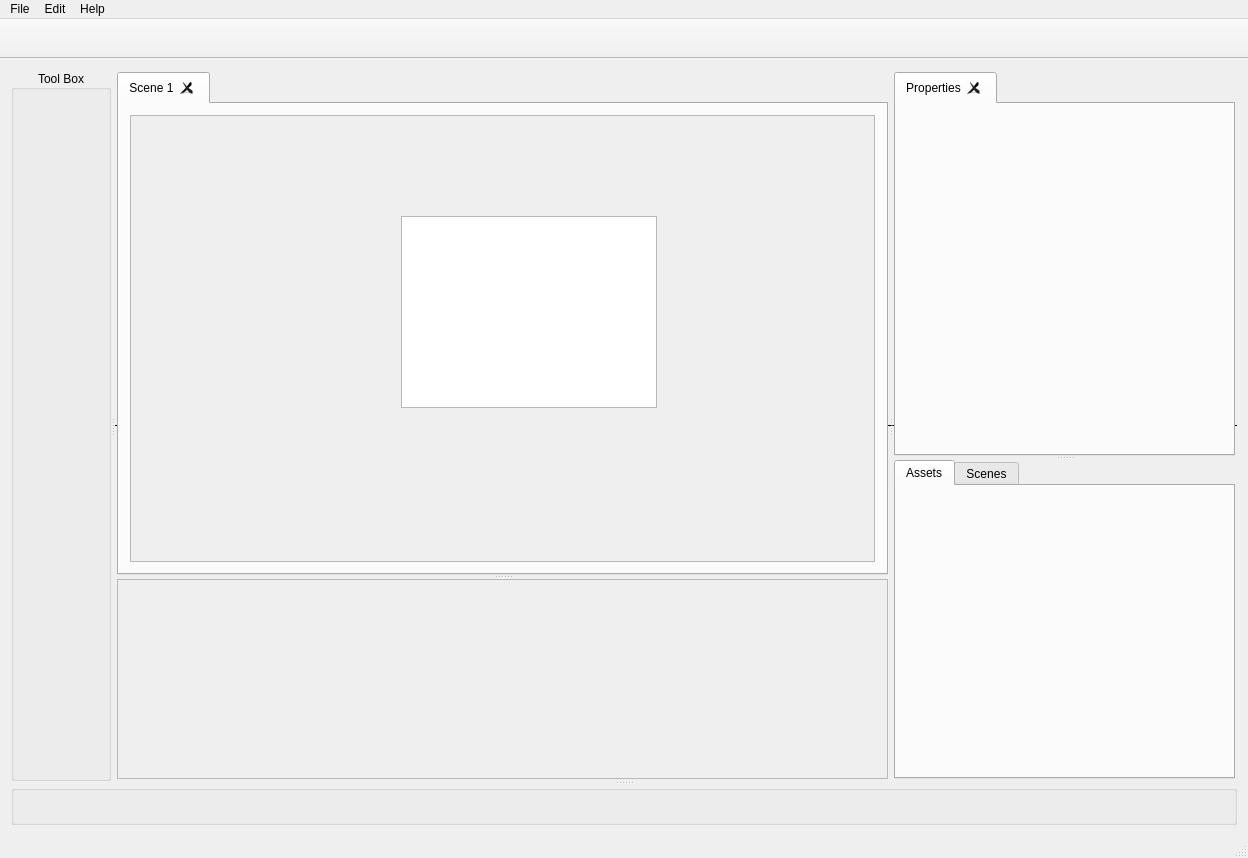
Qt form Animic/animic.ui (MervynArt96/AnimicCreator) before a commit.
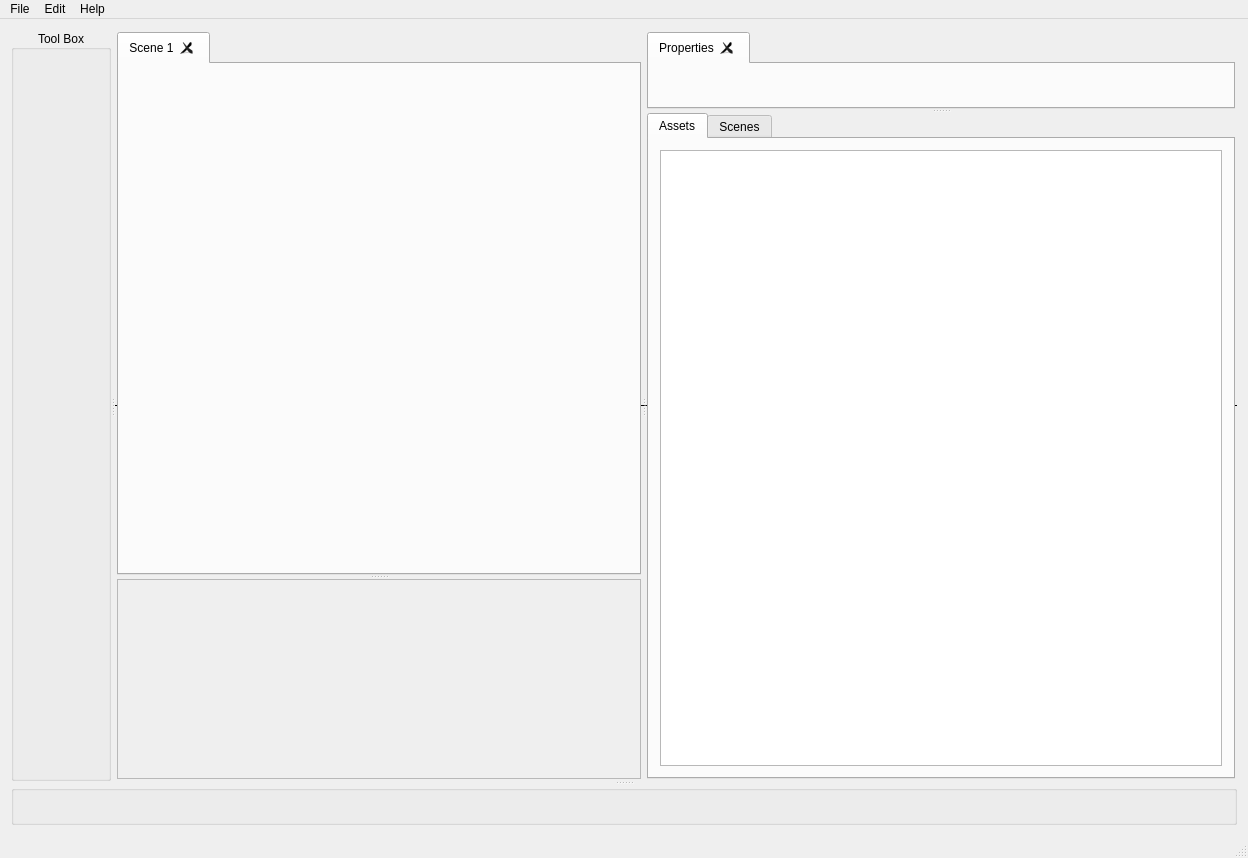
The same form after that commit. The open tabs and pages were chosen to show the change.

Commit message: Categorized classes, removed unecessary classes, connected new project dialog, started with asset handling.

What changed in the file:
```diff
--- a/Animic/animic.ui
+++ b/Animic/animic.ui
@@ -120,59 +120,7 @@
            <attribute name="title">
             <string>Scene 1</string>
            </attribute>
-           <layout class="QVBoxLayout" name="verticalLayout">
-            <item>
-             <widget class="QScrollArea" name="scrollArea_2">
-              <property name="sizePolicy">
-               <sizepolicy hsizetype="Expanding" vsizetype="Expanding">
-                <horstretch>0</horstretch>
-                <verstretch>0</verstretch>
-               </sizepolicy>
-              </property>
-              <property name="minimumSize">
-               <size>
-                <width>0</width>
-                <height>300</height>
-               </size>
-              </property>
-              <property name="widgetResizable">
-               <bool>true</bool>
-              </property>
-              <widget class="QWidget" name="scrollAreaWidgetContents_2">
-               <property name="geometry">
-                <rect>
-                 <x>0</x>
-                 <y>0</y>
-                 <width>760</width>
-                 <height>432</height>
-                </rect>
-               </property>
-               <property name="sizePolicy">
-                <sizepolicy hsizetype="Expanding" vsizetype="Expanding">
-                 <horstretch>0</horstretch>
-                 <verstretch>0</verstretch>
-                </sizepolicy>
-               </property>
-               <property name="acceptDrops">
-                <bool>true</bool>
-               </property>
-               <widget class="QGraphicsView" name="graphicsView">
-                <property name="geometry">
-                 <rect>
-                  <x>270</x>
-                  <y>100</y>
-                  <width>256</width>
-                  <height>192</height>
-                 </rect>
-                </property>
-                <property name="dragMode">
-                 <enum>QGraphicsView::ScrollHandDrag</enum>
-                </property>
-               </widget>
-              </widget>
-             </widget>
-            </item>
-           </layout>
+           <layout class="QVBoxLayout" name="verticalLayout"/>
           </widget>
          </widget>
          <widget class="QScrollArea" name="Timeline">
@@ -190,7 +138,7 @@
             <rect>
              <x>0</x>
              <y>0</y>
-             <width>788</width>
+             <width>761</width>
              <height>198</height>
             </rect>
            </property>
@@ -258,6 +206,24 @@
            <attribute name="title">
             <string>Assets</string>
            </attribute>
+           <layout class="QVBoxLayout" name="verticalLayout_3">
+            <item>
+             <widget class="QTreeView" name="AssetTreeView">
+              <property name="sizePolicy">
+               <sizepolicy hsizetype="Minimum" vsizetype="Minimum">
+                <horstretch>0</horstretch>
+                <verstretch>0</verstretch>
+               </sizepolicy>
+              </property>
+              <property name="minimumSize">
+               <size>
+                <width>300</width>
+                <height>250</height>
+               </size>
+              </property>
+             </widget>
+            </item>
+           </layout>
           </widget>
           <widget class="QWidget" name="tab_6">
            <attribute name="title">
@@ -342,29 +308,6 @@
    <addaction name="menuEdit"/>
    <addaction name="menuHelp"/>
   </widget>
-  <widget class="QToolBar" name="mainToolBar">
-   <property name="sizePolicy">
-    <sizepolicy hsizetype="Expanding" vsizetype="Expanding">
-     <horstretch>0</horstretch>
-     <verstretch>0</verstretch>
-    </sizepolicy>
-   </property>
-   <property name="minimumSize">
-    <size>
-     <width>0</width>
-     <height>40</height>
-    </size>
-   </property>
-   <property name="movable">
-    <bool>false</bool>
-   </property>
-   <attribute name="toolBarArea">
-    <enum>TopToolBarArea</enum>
-   </attribute>
-   <attribute name="toolBarBreak">
-    <bool>false</bool>
-   </attribute>
-  </widget>
   <widget class="QStatusBar" name="statusBar">
    <property name="sizePolicy">
     <sizepolicy hsizetype="Expanding" vsizetype="Preferred">
```
Left out of the diff: 37 changed lines with no effect on the pictures. The commit also changes 53 other files.
